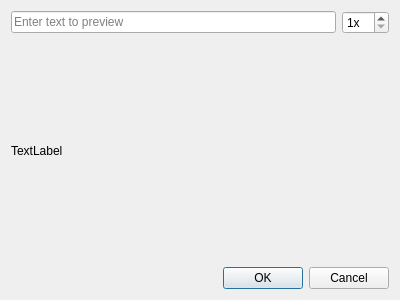
riuson/lcd-image-converter, file controls/dialogfontpreview.ui: the form before one commit.
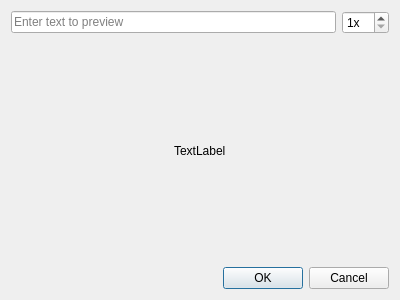
The form after the commit.

Commit message: Place preview image at center of dialog

The edit to the form file:
```diff
--- a/controls/dialogfontpreview.ui
+++ b/controls/dialogfontpreview.ui
@@ -13,7 +13,7 @@
   <property name="windowTitle">
    <string>Dialog</string>
   </property>
-  <layout class="QVBoxLayout" name="verticalLayout">
+  <layout class="QVBoxLayout" name="verticalLayout_2">
    <item>
     <layout class="QHBoxLayout" name="horizontalLayout">
      <item>
@@ -39,17 +39,71 @@
     </layout>
    </item>
    <item>
-    <widget class="QLabel" name="labelPreview">
-     <property name="sizePolicy">
-      <sizepolicy hsizetype="Expanding" vsizetype="Expanding">
-       <horstretch>0</horstretch>
-       <verstretch>0</verstretch>
-      </sizepolicy>
-     </property>
-     <property name="text">
-      <string>TextLabel</string>
-     </property>
-    </widget>
+    <layout class="QHBoxLayout" name="horizontalLayout_2">
+     <item>
+      <spacer name="horizontalSpacer">
+       <property name="orientation">
+        <enum>Qt::Horizontal</enum>
+       </property>
+       <property name="sizeHint" stdset="0">
+        <size>
+         <width>40</width>
+         <height>20</height>
+        </size>
+       </property>
+      </spacer>
+     </item>
+     <item>
+      <layout class="QVBoxLayout" name="verticalLayout">
+       <item>
+        <spacer name="verticalSpacer_2">
+         <property name="orientation">
+          <enum>Qt::Vertical</enum>
+         </property>
+         <property name="sizeHint" stdset="0">
+          <size>
+           <width>20</width>
+           <height>40</height>
+          </size>
+         </property>
+        </spacer>
+       </item>
+       <item>
+        <widget class="QLabel" name="labelPreview">
+         <property name="text">
+          <string>TextLabel</string>
+         </property>
+        </widget>
+       </item>
+       <item>
+        <spacer name="verticalSpacer">
+         <property name="orientation">
+          <enum>Qt::Vertical</enum>
+         </property>
+         <property name="sizeHint" stdset="0">
+          <size>
+           <width>20</width>
+           <height>40</height>
+          </size>
+         </property>
+        </spacer>
+       </item>
+      </layout>
+     </item>
+     <item>
+      <spacer name="horizontalSpacer_2">
+       <property name="orientation">
+        <enum>Qt::Horizontal</enum>
+       </property>
+       <property name="sizeHint" stdset="0">
+        <size>
+         <width>40</width>
+         <height>20</height>
+        </size>
+       </property>
+      </spacer>
+     </item>
+    </layout>
    </item>
    <item>
     <widget class="QDialogButtonBox" name="buttonBox">
```
